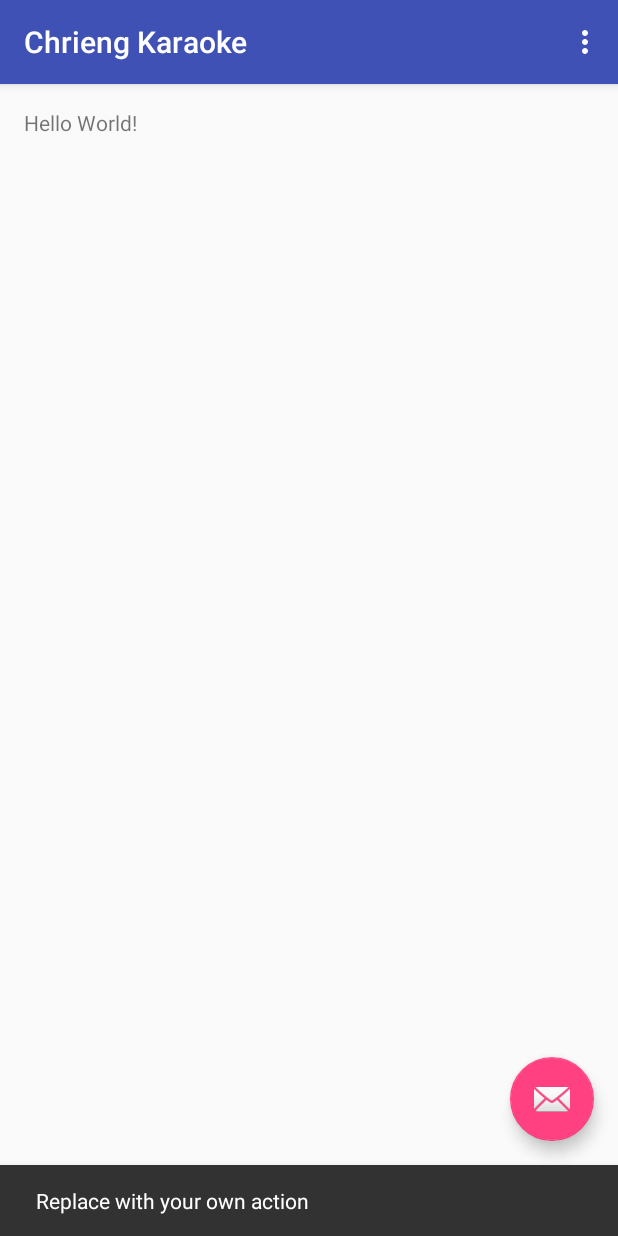
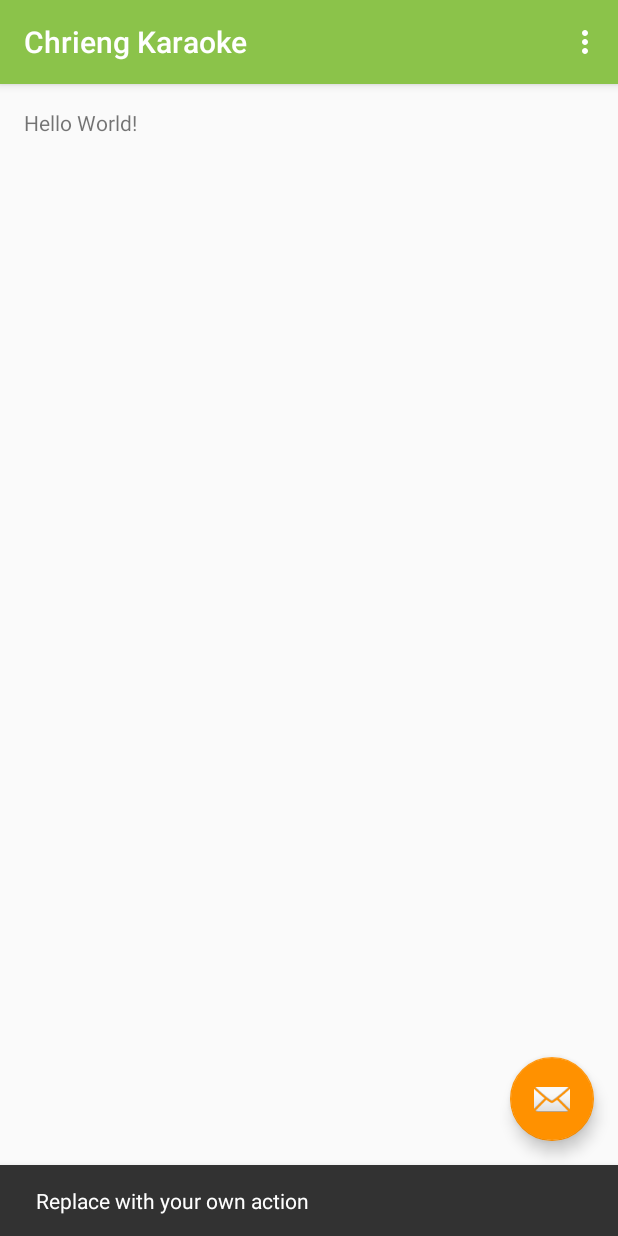
Before and after one commit to danesavot/Chrieng-Karaoke, an Android app: the screen it shows after launch (MainActivity), after a tap on an icon or button, on a phone screen of 412 x 824 dp. Run offline under Robolectric (Android 15) with nearby library versions, the phone set to English and light mode, and no system bars.

Commit message:
Initialize project

```diff
--- a/app/src/main/AndroidManifest.xml
+++ b/app/src/main/AndroidManifest.xml
@@ -1,17 +1,17 @@
 <?xml version="1.0" encoding="utf-8"?>
 <manifest xmlns:android="http://schemas.android.com/apk/res/android"
-    package="com.dane.karaoke">
+    package="com.dane.karaoke" >
 
     <application
         android:allowBackup="true"
         android:icon="@mipmap/ic_launcher"
         android:label="@string/app_name"
         android:supportsRtl="true"
-        android:theme="@style/AppTheme">
+        android:theme="@style/AppTheme" >
         <activity
             android:name=".MainActivity"
             android:label="@string/app_name"
-            android:theme="@style/AppTheme.NoActionBar">
+            android:theme="@style/AppTheme.NoActionBar" >
             <intent-filter>
                 <action android:name="android.intent.action.MAIN" />
 
--- a/app/src/main/java/com/dane/karaoke/MainActivity.java
+++ b/app/src/main/java/com/dane/karaoke/MainActivity.java
@@ -18,7 +18,7 @@ public class MainActivity extends AppCompatActivity {
         Toolbar toolbar = (Toolbar) findViewById(R.id.toolbar);
         setSupportActionBar(toolbar);
 
-        FloatingActionButton fab = (FloatingActionButton) findViewById(R.id.fab);
+       FloatingActionButton fab = (FloatingActionButton) findViewById(R.id.fab);
         fab.setOnClickListener(new View.OnClickListener() {
             @Override
             public void onClick(View view) {
--- a/app/src/main/res/layout/activity_main.xml
+++ b/app/src/main/res/layout/activity_main.xml
@@ -1,5 +1,6 @@
 <?xml version="1.0" encoding="utf-8"?>
-<android.support.design.widget.CoordinatorLayout xmlns:android="http://schemas.android.com/apk/res/android"
+<android.support.design.widget.CoordinatorLayout
+    xmlns:android="http://schemas.android.com/apk/res/android"
     xmlns:app="http://schemas.android.com/apk/res-auto"
     xmlns:tools="http://schemas.android.com/tools"
     android:layout_width="match_parent"
@@ -8,8 +9,8 @@
     tools:context="com.dane.karaoke.MainActivity">
 
     <android.support.design.widget.AppBarLayout
+        android:layout_height="wrap_content"
         android:layout_width="match_parent"
-        android:layout_height="wrap_content"
         android:theme="@style/AppTheme.AppBarOverlay">
 
         <android.support.v7.widget.Toolbar
@@ -21,7 +22,7 @@
 
     </android.support.design.widget.AppBarLayout>
 
-    <include layout="@layout/content_main" />
+    <include layout="@layout/content_main"/>
 
     <android.support.design.widget.FloatingActionButton
         android:id="@+id/fab"
--- a/app/src/main/res/layout/content_main.xml
+++ b/app/src/main/res/layout/content_main.xml
@@ -1,19 +1,20 @@
 <?xml version="1.0" encoding="utf-8"?>
-<RelativeLayout xmlns:android="http://schemas.android.com/apk/res/android"
+<RelativeLayout
+    xmlns:android="http://schemas.android.com/apk/res/android"
+    xmlns:tools="http://schemas.android.com/tools"
     xmlns:app="http://schemas.android.com/apk/res-auto"
-    xmlns:tools="http://schemas.android.com/tools"
     android:layout_width="match_parent"
     android:layout_height="match_parent"
-    android:paddingBottom="@dimen/activity_vertical_margin"
     android:paddingLeft="@dimen/activity_horizontal_margin"
     android:paddingRight="@dimen/activity_horizontal_margin"
     android:paddingTop="@dimen/activity_vertical_margin"
+    android:paddingBottom="@dimen/activity_vertical_margin"
     app:layout_behavior="@string/appbar_scrolling_view_behavior"
-    tools:context="com.dane.karaoke.MainActivity"
-    tools:showIn="@layout/activity_main">
+    tools:showIn="@layout/activity_main"
+    tools:context="com.dane.karaoke.MainActivity">
 
     <TextView
+        android:text="Hello World!"
         android:layout_width="wrap_content"
-        android:layout_height="wrap_content"
-        android:text="Hello World!" />
+        android:layout_height="wrap_content" />
 </RelativeLayout>
--- a/app/src/main/res/menu/menu_main.xml
+++ b/app/src/main/res/menu/menu_main.xml
@@ -1,10 +1,9 @@
 <menu xmlns:android="http://schemas.android.com/apk/res/android"
     xmlns:app="http://schemas.android.com/apk/res-auto"
     xmlns:tools="http://schemas.android.com/tools"
-    tools:context="com.dane.karaoke.MainActivity">
-    <item
-        android:id="@+id/action_settings"
+    tools:context="com.dane.karaoke.MainActivity" >
+    <item android:id="@+id/action_settings"
+        android:title="@string/action_settings"
         android:orderInCategory="100"
-        android:title="@string/action_settings"
         app:showAsAction="never" />
 </menu>
--- a/app/src/main/res/values-v21/styles.xml
+++ b/app/src/main/res/values-v21/styles.xml
@@ -1,5 +1,4 @@
 <resources>>
-
             <style name="AppTheme.NoActionBar">
             <item name="windowActionBar">false</item>
             <item name="windowNoTitle">true</item>
--- a/app/src/main/res/values/colors.xml
+++ b/app/src/main/res/values/colors.xml
@@ -1,6 +1,6 @@
 <?xml version="1.0" encoding="utf-8"?>
 <resources>
-    <color name="colorPrimary">#3F51B5</color>
-    <color name="colorPrimaryDark">#303F9F</color>
-    <color name="colorAccent">#FF4081</color>
+    <color name="colorPrimary">#8BC34A</color>
+    <color name="colorPrimaryDark">#558B2F</color>
+    <color name="colorAccent">#FF9100</color>
 </resources>
--- a/app/src/main/res/values/styles.xml
+++ b/app/src/main/res/values/styles.xml
@@ -7,14 +7,11 @@
         <item name="colorPrimaryDark">@color/colorPrimaryDark</item>
         <item name="colorAccent">@color/colorAccent</item>
     </style>
-
     <style name="AppTheme.NoActionBar">
         <item name="windowActionBar">false</item>
         <item name="windowNoTitle">true</item>
     </style>
-
     <style name="AppTheme.AppBarOverlay" parent="ThemeOverlay.AppCompat.Dark.ActionBar" />
-
     <style name="AppTheme.PopupOverlay" parent="ThemeOverlay.AppCompat.Light" />
 
 </resources>
```
Lines whose indentation alone changed are shown as unchanged.
